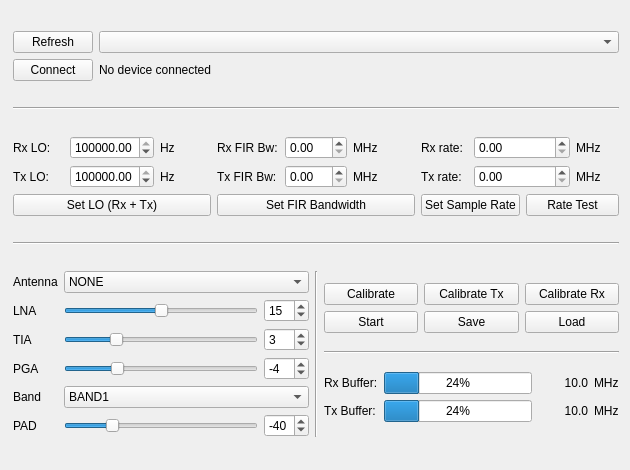
The window that src/limesdrconfig.ui (spr02/LimeQt) describes before a commit, drawn with Qt 5.
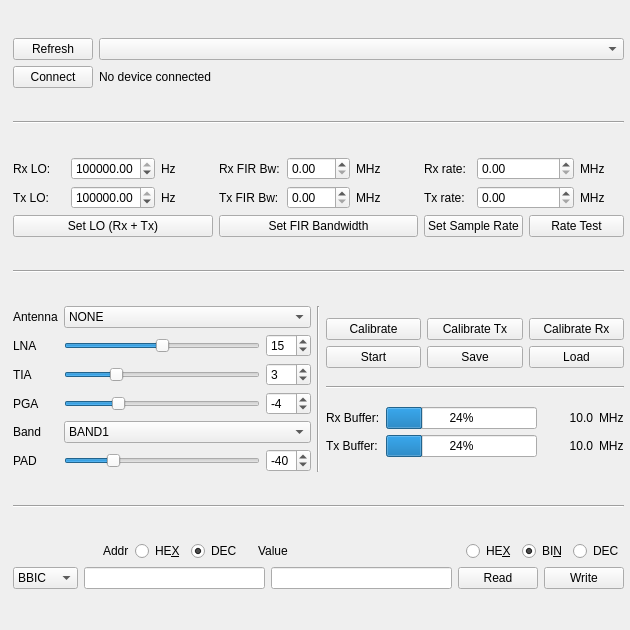
The same window after the commit.

Commit message: Added code and UI for register access.

What changed in the file:
```diff
--- a/src/limesdrconfig.ui
+++ b/src/limesdrconfig.ui
@@ -7,7 +7,7 @@
     <x>0</x>
     <y>0</y>
     <width>630</width>
-    <height>470</height>
+    <height>630</height>
    </rect>
   </property>
   <property name="sizePolicy">
@@ -19,13 +19,13 @@
   <property name="minimumSize">
    <size>
     <width>630</width>
-    <height>470</height>
+    <height>630</height>
    </size>
   </property>
   <property name="maximumSize">
    <size>
     <width>630</width>
-    <height>470</height>
+    <height>630</height>
    </size>
   </property>
   <property name="windowTitle">
@@ -36,8 +36,8 @@
     <rect>
      <x>13</x>
      <y>11</y>
-     <width>606</width>
-     <height>448</height>
+     <width>611</width>
+     <height>609</height>
     </rect>
    </property>
    <layout class="QVBoxLayout" name="verticalLayout_2">
@@ -712,6 +712,215 @@
       </item>
      </layout>
     </item>
+    <item>
+     <widget class="Line" name="line_5">
+      <property name="orientation">
+       <enum>Qt::Horizontal</enum>
+      </property>
+     </widget>
+    </item>
+    <item>
+     <layout class="QVBoxLayout" name="verticalLayout_3">
+      <item>
+       <layout class="QHBoxLayout" name="horizontalLayout_4">
+        <item>
+         <spacer name="horizontalSpacer_3">
+          <property name="orientation">
+           <enum>Qt::Horizontal</enum>
+          </property>
+          <property name="sizeType">
+           <enum>QSizePolicy::Fixed</enum>
+          </property>
+          <property name="sizeHint" stdset="0">
+           <size>
+            <width>90</width>
+            <height>20</height>
+           </size>
+          </property>
+         </spacer>
+        </item>
+        <item>
+         <widget class="QLabel" name="reg_add_label">
+          <property name="minimumSize">
+           <size>
+            <width>0</width>
+            <height>0</height>
+           </size>
+          </property>
+          <property name="maximumSize">
+           <size>
+            <width>50</width>
+            <height>20</height>
+           </size>
+          </property>
+          <property name="text">
+           <string>Addr</string>
+          </property>
+         </widget>
+        </item>
+        <item>
+         <widget class="QRadioButton" name="reg_addr_hex">
+          <property name="text">
+           <string>HE&amp;X</string>
+          </property>
+          <property name="autoExclusive">
+           <bool>false</bool>
+          </property>
+         </widget>
+        </item>
+        <item>
+         <widget class="QRadioButton" name="reg_addr_dec">
+          <property name="text">
+           <string>DEC</string>
+          </property>
+          <property name="checked">
+           <bool>true</bool>
+          </property>
+          <property name="autoExclusive">
+           <bool>false</bool>
+          </property>
+         </widget>
+        </item>
+        <item>
+         <spacer name="horizontalSpacer_2">
+          <property name="orientation">
+           <enum>Qt::Horizontal</enum>
+          </property>
+          <property name="sizeType">
+           <enum>QSizePolicy::Fixed</enum>
+          </property>
+          <property name="sizeHint" stdset="0">
+           <size>
+            <width>10</width>
+            <height>20</height>
+           </size>
+          </property>
+         </spacer>
+        </item>
+        <item>
+         <widget class="QLabel" name="reg_value_label">
+          <property name="minimumSize">
+           <size>
+            <width>0</width>
+            <height>0</height>
+           </size>
+          </property>
+          <property name="text">
+           <string>Value</string>
+          </property>
+         </widget>
+        </item>
+        <item>
+         <spacer name="horizontalSpacer">
+          <property name="orientation">
+           <enum>Qt::Horizontal</enum>
+          </property>
+          <property name="sizeHint" stdset="0">
+           <size>
+            <width>40</width>
+            <height>20</height>
+           </size>
+          </property>
+         </spacer>
+        </item>
+        <item>
+         <widget class="QRadioButton" name="reg_value_hex">
+          <property name="text">
+           <string>HE&amp;X</string>
+          </property>
+          <property name="autoExclusive">
+           <bool>false</bool>
+          </property>
+         </widget>
+        </item>
+        <item>
+         <widget class="QRadioButton" name="reg_value_bin">
+          <property name="text">
+           <string>BI&amp;N</string>
+          </property>
+          <property name="checked">
+           <bool>true</bool>
+          </property>
+          <property name="autoExclusive">
+           <bool>false</bool>
+          </property>
+         </widget>
+        </item>
+        <item>
+         <widget class="QRadioButton" name="reg_value_dec">
+          <property name="text">
+           <string>DEC</string>
+          </property>
+          <property name="autoExclusive">
+           <bool>false</bool>
+          </property>
+         </widget>
+        </item>
+       </layout>
+      </item>
+      <item>
+       <layout class="QHBoxLayout" name="horizontalLayout_3">
+        <property name="spacing">
+         <number>6</number>
+        </property>
+        <item>
+         <widget class="QComboBox" name="reg_dev_combo">
+          <item>
+           <property name="text">
+            <string>BBIC</string>
+           </property>
+          </item>
+          <item>
+           <property name="text">
+            <string>RFIC0</string>
+           </property>
+          </item>
+         </widget>
+        </item>
+        <item>
+         <widget class="QLineEdit" name="reg_addr_line">
+          <property name="inputMask">
+           <string/>
+          </property>
+          <property name="text">
+           <string> </string>
+          </property>
+          <property name="alignment">
+           <set>Qt::AlignRight|Qt::AlignTrailing|Qt::AlignVCenter</set>
+          </property>
+         </widget>
+        </item>
+        <item>
+         <widget class="QLineEdit" name="reg_value_line">
+          <property name="inputMask">
+           <string/>
+          </property>
+          <property name="text">
+           <string> </string>
+          </property>
+          <property name="alignment">
+           <set>Qt::AlignRight|Qt::AlignTrailing|Qt::AlignVCenter</set>
+          </property>
+         </widget>
+        </item>
+        <item>
+         <widget class="QPushButton" name="reg_read">
+          <property name="text">
+           <string>Read</string>
+          </property>
+         </widget>
+        </item>
+        <item>
+         <widget class="QPushButton" name="reg_write">
+          <property name="text">
+           <string>Write</string>
+          </property>
+         </widget>
+        </item>
+       </layout>
+      </item>
+     </layout>
+    </item>
    </layout>
   </widget>
  </widget>
```
The commit also changes 5 other files.
